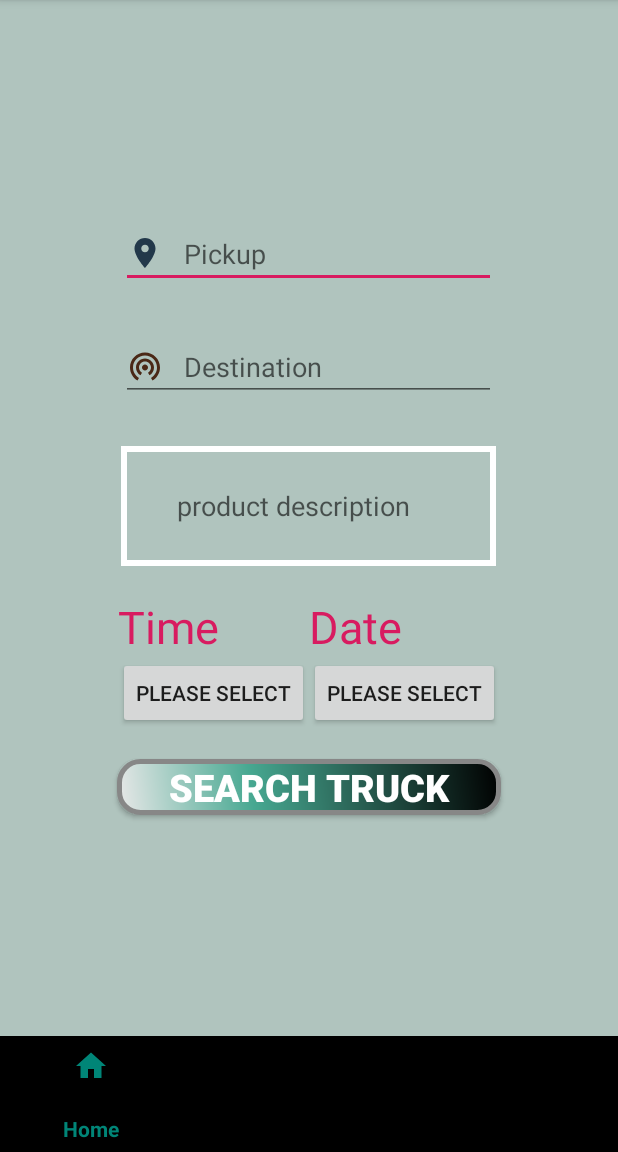
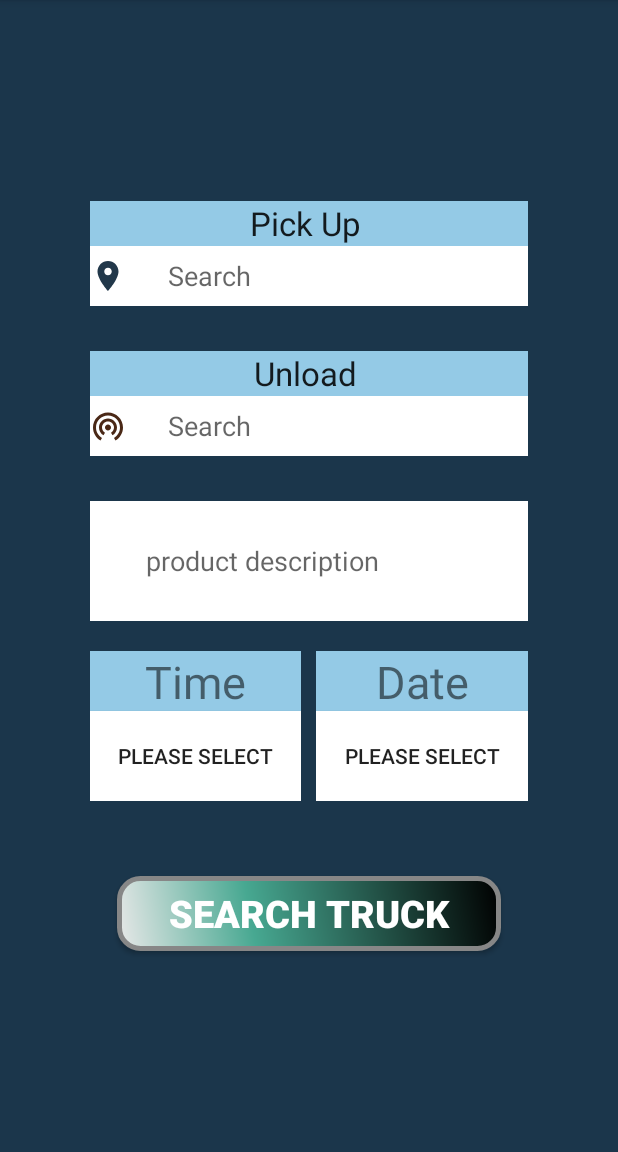
Before and after one commit to Musa406/EasyTrip, an Android app: the SearchAvailability screen opened directly, with no data from a screen before it, on a phone screen of 412 x 824 dp, the part 84-1236 px from its top. Run offline under Robolectric (Android 15) with nearby library versions, the phone set to English and light mode, and no system bars.

Commit message:
Search vehicle strategy has been upgraded

```diff
--- a/app/src/main/res/layout/activity_main.xml
+++ b/app/src/main/res/layout/activity_main.xml
@@ -21,8 +21,8 @@
             android:id="@+id/emailId"
             android:layout_width="match_parent"
             android:layout_height="wrap_content"
-            android:layout_marginLeft="60dp"
-            android:layout_marginRight="60dp"
+            android:layout_marginLeft="30dp"
+            android:layout_marginRight="30dp"
             android:background="@drawable/signinpuntstyle"
             android:gravity="center"
             android:hint="Email"
@@ -30,15 +30,15 @@
             android:padding="10dp"
             android:textColorHint="#082b30"
             android:textSize="30dp"
-
+            android:drawableLeft="@drawable/email_black_24dp"
             android:textStyle="italic" />
 
         <EditText
             android:layout_marginTop="20dp"
             android:gravity="center"
             android:background="@drawable/signinpuntstyle"
-            android:layout_marginLeft="60dp"
-            android:layout_marginRight="60dp"
+            android:layout_marginLeft="30dp"
+            android:layout_marginRight="30dp"
             android:id="@+id/passwordid"
             android:layout_width="match_parent"
             android:layout_height="wrap_content"
@@ -47,6 +47,7 @@
             android:inputType="textPassword"
             android:textColorHint="#082b30"
             android:textSize="30dp"
+            android:drawableLeft="@drawable/key_black_24dp"
             android:textStyle="italic" />
 
         <Spinner
--- a/app/src/main/res/layout/activity_owner_home.xml
+++ b/app/src/main/res/layout/activity_owner_home.xml
@@ -4,7 +4,7 @@
     xmlns:tools="http://schemas.android.com/tools"
     android:layout_width="match_parent"
     android:layout_height="match_parent"
-    android:background="@drawable/bgsignin"
+    android:background="#1B364B  "
     android:weightSum="10"
     android:orientation="vertical"
     tools:context=".UserHomeInterface">
@@ -13,9 +13,9 @@
 
         android:layout_width="match_parent"
         android:layout_height="0dp"
-        android:layout_weight="4"
-        android:weightSum="2"
-        android:orientation="horizontal">
+        android:layout_weight="3"
+        android:orientation="horizontal"
+        android:weightSum="2">
 
 
         <android.support.v7.widget.CardView
@@ -128,10 +128,10 @@
 
         android:layout_width="match_parent"
         android:layout_height="0dp"
-        android:layout_weight="4"
+        android:layout_weight="3"
         android:gravity="center"
+        android:orientation="horizontal"
         android:weightSum="2"
-        android:orientation="horizontal"
 
         >
 
@@ -143,8 +143,7 @@
             android:layout_margin="20dp"
             android:layout_weight="1"
             android:clickable="true"
-            android:foreground="?android:attr/selectableItemBackground"
-            >
+            android:foreground="?android:attr/selectableItemBackground">
 
             <LinearLayout
                 android:layout_width="match_parent"
@@ -243,7 +242,7 @@
         android:layout_width="match_parent"
         android:layout_height="0dp"
         android:layout_weight="1"
-        android:background="#aaa114d4"
+        android:background="#1B364B  "
         android:layout_marginLeft="70dp"
         android:layout_marginRight="70dp"
         android:layout_marginBottom="10dp"
@@ -253,12 +252,14 @@
             android:id="@+id/paymentId"
             android:layout_width="0dp"
             android:layout_height="match_parent"
-
+            android:background="#1B364B  "
             android:layout_weight="1"
             android:clickable="true"
+
             android:foreground="?android:attr/selectableItemBackground">
 
             <LinearLayout
+
                 android:layout_width="match_parent"
                 android:layout_height="match_parent"
                 android:background="@color/bgcolor"
@@ -295,6 +296,11 @@
         </android.support.v7.widget.CardView>
 
     </LinearLayout>
+    <LinearLayout
+        android:layout_width="match_parent"
+        android:layout_height="0dp"
+        android:layout_weight="1.9"
+        ></LinearLayout>
 
 
 
--- a/app/src/main/res/layout/activity_search_availability.xml
+++ b/app/src/main/res/layout/activity_search_availability.xml
@@ -7,7 +7,7 @@
     android:orientation="vertical"
     android:gravity="center"
     android:weightSum="10"
-    android:background="#b0c4be"
+    android:background="#1B364B  "
 
     tools:context=".SearchAvailability">
 
@@ -15,136 +15,133 @@
 
         android:layout_width="match_parent"
         android:layout_height="0dp"
-        android:layout_weight="9"
+        android:layout_weight="10"
         android:gravity="center"
         android:weightSum="2"
         android:orientation="vertical"
 
         >
 
+        <TextView
+            android:layout_width="match_parent"
+            android:layout_height="30dp"
+            android:background="#94CAE6"
+            android:text="Pick Up "
+            android:layout_marginLeft="60dp"
+            android:layout_marginRight="60dp"
+            android:textAlignment="center"
+            android:textAppearance="@style/TextAppearance.AppCompat.Large" />
+
+
+
         <AutoCompleteTextView
             android:id="@+id/pickupID"
-            android:layout_width="250dp"
-            android:layout_height="wrap_content"
-            android:hint="   Pickup "
+            android:layout_width="match_parent"
+            android:layout_marginLeft="60dp"
+            android:layout_marginRight="60dp"
+            android:layout_height="40dp"
+            android:hint="      Search "
             android:drawableLeft="@drawable/source"
             android:layout_marginBottom="30dp"
+            android:background="#ffffff"
             android:textIsSelectable="true"
             />
 
+        <TextView
+            android:layout_width="match_parent"
+            android:layout_height="30dp"
+            android:background="#94CAE6"
+            android:text="Unload "
+            android:textAlignment="center"
+            android:layout_marginLeft="60dp"
+            android:layout_marginRight="60dp"
+            android:textAppearance="@style/TextAppearance.AppCompat.Large" />
+
         <AutoCompleteTextView
             android:id="@+id/destinatioID"
-            android:layout_width="250dp"
-            android:layout_height="wrap_content"
-            android:hint="   Destination"
+            android:layout_width="match_parent"
+            android:layout_marginLeft="60dp"
+            android:layout_marginRight="60dp"
+            android:layout_height="40dp"
+            android:hint="      Search"
             android:drawableLeft="@drawable/destination"
+            android:background="#ffffff"
             android:layout_marginBottom="30dp"
             />
 
         <EditText
-            android:layout_width="250dp"
+            android:layout_width="match_parent"
+            android:layout_marginLeft="60dp"
+            android:layout_marginRight="60dp"
             android:layout_height="80dp"
             android:hint="        product description"
-            android:background="@drawable/signinpuntstyle"
+            android:background="#ffffff"
             android:textIsSelectable="true"
             android:layout_marginBottom="20dp"
+
             />
 
 
 
-        <!--
-        <TextView
 
-            android:layout_width="wrap_content"
-            android:layout_height="wrap_content"
-            android:text="Pick up location"
-
-            android:textSize="30dp"
-            android:textColor="@color/colorAccent"
-            />
-
-        <Button
-            android:id="@+id/pickUpLocaionId"
-            style="@style/AlertDialog.AppCompat"
-            android:layout_width="154dp"
-            android:layout_height="43dp"
-            android:layout_marginBottom="20dp"
-
-            android:clickable="true"
-            android:text="Please select"
-            android:textColor="#000000"
-            />
-
-        <TextView
-            android:textSize="30dp"
-            android:layout_width="wrap_content"
-            android:layout_height="wrap_content"
-            android:text="Destination"
-            android:textColor="@color/colorAccent"
-
-            />
-
-        <Button
-            android:id="@+id/destinationId"
-            style="@style/AlertDialog.AppCompat"
-            android:layout_width="158dp"
-            android:layout_height="45dp"
-            android:layout_marginBottom="20dp"
-
-            android:clickable="true"
-            android:textColor="#000000"
-            android:text="Please select" />
-
-        -->
 
         <LinearLayout
-            android:layout_width="wrap_content"
-            android:layout_height="wrap_content"
+            android:layout_width="match_parent"
+            android:layout_height="100dp"
             android:orientation="horizontal"
-
+            android:layout_marginRight="60dp"
+            android:layout_marginLeft="60dp"
+            android:weightSum="2"
             >
 
             <LinearLayout
                 android:orientation="vertical"
-                android:layout_width="wrap_content"
-                android:layout_height="wrap_content">
+                android:layout_width="0dp"
+                android:layout_weight="1"
+                android:layout_marginRight="10dp"
+                android:layout_height="match_parent">
 
 
 
                 <TextView
-                    android:textColor="@color/colorAccent"
-                    android:layout_width="wrap_content"
-                    android:layout_height="wrap_content"
+                    android:layout_width="match_parent"
+                    android:layout_height="40dp"
+                    android:background="#94CAE6"
+                    android:gravity="center"
+
                     android:text="Time"
                     android:textSize="30dp"
                     />
                 <Button
                     android:id="@+id/selectTimeId"
-                    android:layout_width="wrap_content"
-                    android:layout_height="wrap_content"
+                    android:layout_width="match_parent"
+                    android:layout_height="60dp"
                     android:text="please select"
+                    android:background="#ffffff"
                     />
 
             </LinearLayout>
 
             <LinearLayout
                 android:orientation="vertical"
-                android:layout_width="wrap_content"
-                android:layout_height="wrap_content">
+                android:layout_width="0dp"
+                android:layout_weight="1"
+                android:layout_height="match_parent">
 
                 <TextView
-                    android:textColor="@color/colorAccent"
-                    android:layout_width="wrap_content"
-                    android:layout_height="wrap_content"
+                    android:gravity="center"
+                    android:layout_width="match_parent"
+                    android:layout_height="40dp"
                     android:text="Date"
-
+                    android:background="#94CAE6"
                     android:textSize="30dp"
                     />
                 <Button
                     android:id="@+id/selectDateId"
-                    android:layout_width="wrap_content"
-                    android:layout_height="wrap_content"
+                    android:layout_width="match_parent"
+                    android:layout_height="60dp"
                     android:text="please select"
+                    android:background="#ffffff"
                     />
             </LinearLayout>
         </LinearLayout>
@@ -153,8 +150,8 @@
         <Button
             android:id="@+id/searchVehicleButtonId"
             android:layout_width="256dp"
-            android:layout_height="37dp"
-            android:layout_marginTop="20dp"
+            android:layout_height="50dp"
+            android:layout_marginTop="50dp"
             android:background="@drawable/signupxml"
             android:text="Search Truck"
             android:textColor="#ffffff"
@@ -162,22 +159,5 @@
             android:textStyle="bold" />
     </LinearLayout>
 
-    <LinearLayout
-        android:layout_width="match_parent"
-        android:layout_height="0dp"
-        android:layout_weight="1"
-        android:background="#ffffff"
-        android:gravity="bottom">
-
-        <android.support.design.widget.BottomNavigationView
-            android:id="@+id/navigation"
-            android:layout_width="match_parent"
-            android:layout_height="match_parent"
-            android:layout_alignParentBottom="true"
-            android:layout_alignParentStart="true"
-
-            app:menu="@menu/navigation"/>
-
-    </LinearLayout>
 
 </LinearLayout>
--- a/app/src/main/res/layout/activity_trip_confirmation.xml
+++ b/app/src/main/res/layout/activity_trip_confirmation.xml
@@ -24,7 +24,7 @@
             android:textAlignment="center"
             android:gravity="center"
             android:layout_marginBottom="20dp"
-
+            android:background="#94CAE6"
             android:layout_width="wrap_content"
             android:layout_height="wrap_content"
             android:text="Confirmation Successful"
--- a/app/src/main/res/layout/activity_user_home_interface.xml
+++ b/app/src/main/res/layout/activity_user_home_interface.xml
@@ -4,7 +4,7 @@
     xmlns:tools="http://schemas.android.com/tools"
     android:layout_width="match_parent"
     android:layout_height="match_parent"
-    android:background="@drawable/bgsignin"
+    android:background="#1B364B  "
     android:weightSum="9"
     android:orientation="vertical"
     tools:context=".UserHomeInterface">
```
